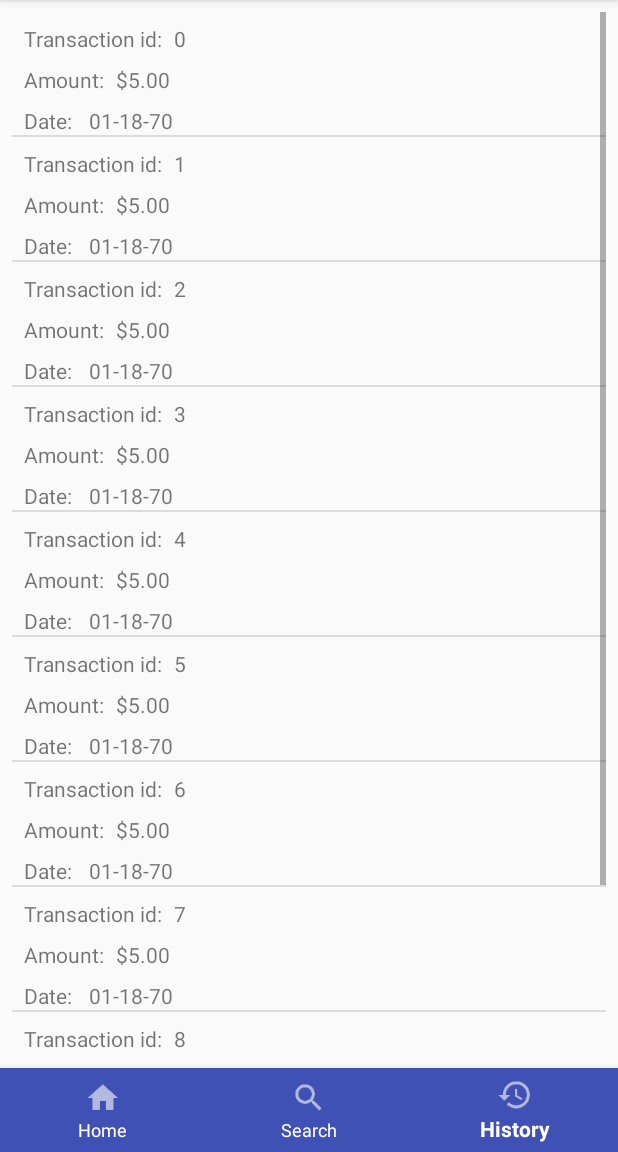
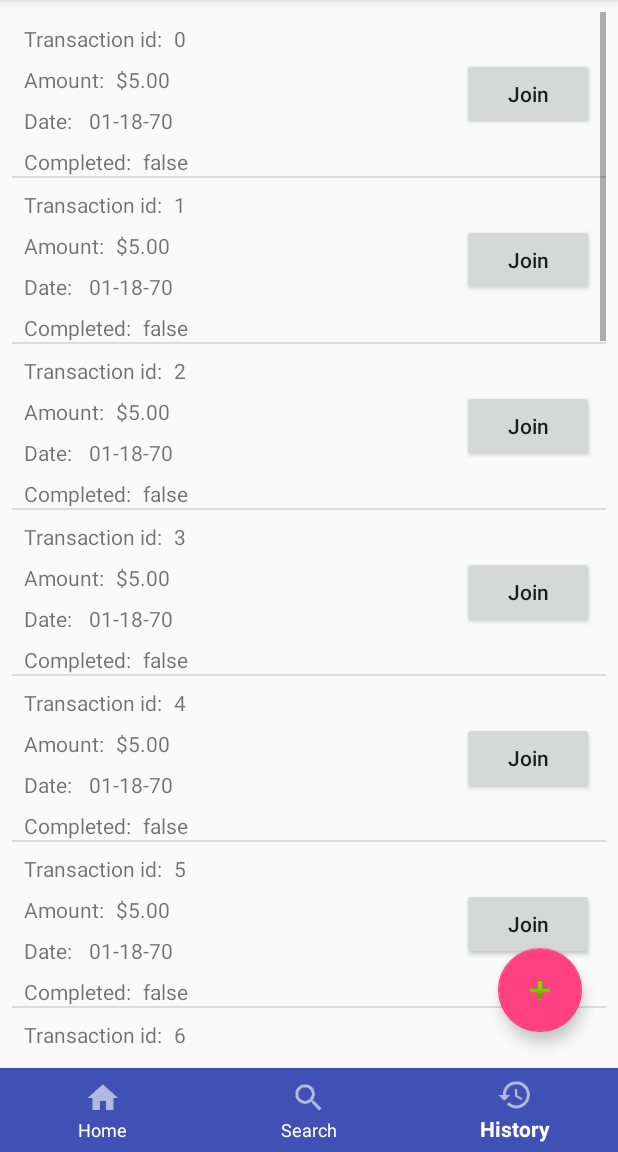
Before and after one commit to 11Derek11/CEN4020-SE, an Android app: the screen it shows after launch (MainActivity), item 3 of the bottom bar chosen, on a phone screen of 412 x 824 dp, the part 84-1236 px from its top. Run offline under Robolectric (Android 15) with nearby library versions, the phone set to English and light mode, and no system bars.

Commit message:
migrating from history to feed fragments. Working on new lottery interface

```diff
--- a/app/src/main/AndroidManifest.xml
+++ b/app/src/main/AndroidManifest.xml
@@ -11,8 +11,6 @@
         android:roundIcon="@mipmap/ic_launcher_round"
         android:supportsRtl="true"
         android:theme="@style/AppTheme">
-
-
         <activity android:name=".MainActivity">
             <intent-filter>
                 <action android:name="android.intent.action.MAIN" />
@@ -20,6 +18,8 @@
                 <category android:name="android.intent.category.LAUNCHER" />
             </intent-filter>
         </activity>
+        <activity android:name=".NewLottery"
+            android:parentActivityName=".MainActivity"></activity>
     </application>
 
 </manifest>
--- a/app/src/main/java/com/example/redent0r/ethernal/HomeFragment.java
+++ b/app/src/main/java/com/example/redent0r/ethernal/HomeFragment.java
@@ -16,8 +16,6 @@ import android.widget.TextView;
 
 public class HomeFragment extends Fragment {
 
-    private static HomeFragment instance = null;
-
     TextView tvAddress1;
     TextView tvAddress2;
 
@@ -28,13 +26,6 @@ public class HomeFragment extends Fragment {
     EditText etInput;
 
     GreetingClient greetingClient;
-
-    public static HomeFragment getInstance() {
-        if(instance == null) {
-            instance = new HomeFragment();
-        }
-        return instance;
-    }
 
     public void onCreate(Bundle savedInstanceState) {
         super.onCreate(savedInstanceState);
--- /dev/null
+++ b/app/src/main/java/com/example/redent0r/ethernal/Lottery.java
@@ -0,0 +1,42 @@
+package com.example.redent0r.ethernal;
+
+/**
+ * @author redent0r
+ *
+ */
+
+public class Lottery {
+    String id;
+    Double entryAmount;
+    String winnerId;
+    Boolean completed;
+    Long time;
+
+    public Lottery(String id, Double entryAmount, String winnerId, Boolean completed, Long time) {
+        this.id = id;
+        this.entryAmount = entryAmount;
+        this.winnerId = winnerId;
+        this.completed = completed;
+        this.time = time;
+    }
+
+    public String getId() {
+        return id;
+    }
+
+    public Double getEntryAmount() {
+        return entryAmount;
+    }
+
+    public String getWinnerId() {
+        return winnerId;
+    }
+
+    public Long getTime() {
+        return time;
+    }
+
+    public Boolean getCompleted() {
+        return completed;
+    }
+}
--- a/app/src/main/java/com/example/redent0r/ethernal/TransactionAdapter.java
+++ b/app/src/main/java/com/example/redent0r/ethernal/LotteryAdapter.java
@@ -20,14 +20,14 @@ import java.util.List;
  *
  */
 
-public class TransactionAdapter extends ArrayAdapter<Transaction> {
+public class LotteryAdapter extends ArrayAdapter<Lottery> {
 
-    private static final String TAG = TransactionAdapter.class.getSimpleName();
+    private static final String TAG = LotteryAdapter.class.getSimpleName();
 
     NumberFormat currencyFormater = NumberFormat.getCurrencyInstance(); // for currency format
     SimpleDateFormat sdf = new SimpleDateFormat("MM-dd-yy");
 
-    public TransactionAdapter(@NonNull Context context, int resource, @NonNull List<Transaction> objects) {
+    public LotteryAdapter(@NonNull Context context, int resource, @NonNull List<Lottery> objects) {
         super(context, resource, objects);
     }
 
@@ -38,7 +38,7 @@ public class TransactionAdapter extends ArrayAdapter<Transaction> {
     public View getView(int position, @Nullable View view, @NonNull ViewGroup parent) {
 
         if (view == null)
-            view = LayoutInflater.from(getContext()).inflate(R.layout.item_transaction, parent, false);
+            view = LayoutInflater.from(getContext()).inflate(R.layout.item_lottery, parent, false);
 
         TextView tvTransactionId = view.findViewById(R.id.tvTransactionId);
 
@@ -46,14 +46,18 @@ public class TransactionAdapter extends ArrayAdapter<Transaction> {
 
         TextView tvTime = view.findViewById(R.id.tvTime);
 
-        final Transaction transaction = getItem(position);
+        TextView tvCompleted = view.findViewById(R.id.tvCompleted);
 
-        Log.d(TAG, "getView: id: "+ transaction.getId());
+        final Lottery lottery = getItem(position);
 
-        tvTransactionId.setText(transaction.getId());
+        Log.d(TAG, "getView: id: "+ lottery.getId());
 
-        tvAmount.setText(currencyFormater.format(transaction.getAmount()));
-        tvTime.setText(sdf.format(new Date(transaction.getTime())));
+        tvTransactionId.setText(lottery.getId());
+
+        tvAmount.setText(currencyFormater.format(lottery.getEntryAmount()));
+        tvTime.setText(sdf.format(new Date(lottery.getTime())));
+
+        tvCompleted.setText(lottery.getCompleted() + "");
 
         return view;
     }
--- /dev/null
+++ b/app/src/main/java/com/example/redent0r/ethernal/LotteryFragment.java
@@ -0,0 +1,61 @@
+package com.example.redent0r.ethernal;
+
+import android.content.Intent;
+import android.os.Bundle;
+import android.support.design.widget.FloatingActionButton;
+import android.support.v4.app.Fragment;
+import android.view.LayoutInflater;
+import android.view.View;
+import android.view.ViewGroup;
+import android.widget.ListView;
+
+import java.util.ArrayList;
+import java.util.List;
+
+/**
+ * @author redent0r
+ *
+ */
+public class LotteryFragment extends Fragment {
+
+    private static final String TAG = LotteryFragment.class.getName();
+
+    ListView lvHistory;
+    LotteryAdapter lotteryAdapter;
+
+    List<Lottery> lotteryList = new ArrayList<>();
+
+    @Override
+    public View onCreateView(LayoutInflater inflater, ViewGroup container,
+                             Bundle savedInstanceState) {
+        // Inflate the layout for this fragment
+        View v = inflater.inflate(R.layout.fragment_lottery, container, false);
+
+        lvHistory = (ListView) v.findViewById(R.id.lvHistory);
+
+        testLvHistory();
+
+        lotteryAdapter = new LotteryAdapter(getContext(), R.layout.item_lottery, lotteryList);
+
+        lvHistory.setAdapter(lotteryAdapter);
+
+        ((FloatingActionButton)v.findViewById(R.id.floatingActionButton))
+                .setOnClickListener(new View.OnClickListener() {
+            @Override
+            public void onClick(View view) {
+                Intent intent = new Intent(getActivity().getApplicationContext(), NewLottery.class);
+                startActivity(intent);
+            }
+        });
+
+        return v;
+    }
+
+    private void testLvHistory() {
+        for(int i = 0; i < 10; ++i) {
+            String id = new String(i + "");
+            lotteryList.add(
+                    new Lottery(id, 5D, "w", false, 1520543308L));
+        }
+    }
+}
--- a/app/src/main/java/com/example/redent0r/ethernal/MainActivity.java
+++ b/app/src/main/java/com/example/redent0r/ethernal/MainActivity.java
@@ -1,13 +1,10 @@
 package com.example.redent0r.ethernal;
 
-import android.content.Intent;
 import android.support.annotation.NonNull;
 import android.support.design.widget.BottomNavigationView;
 import android.support.v7.app.AppCompatActivity;
 import android.os.Bundle;
 import android.view.MenuItem;
-
-import java.io.IOException;
 
 /**
  * @author redent0r
@@ -17,7 +14,9 @@ import java.io.IOException;
 public class MainActivity extends AppCompatActivity {
 
     BottomNavigationView bottomNavigationView;
-    HomeFragment homeFragment = HomeFragment.getInstance();
+    HomeFragment homeFragment = new HomeFragment();
+    SearchFragment searchFragment = new SearchFragment();
+    LotteryFragment lotteryFragment = new LotteryFragment();
 
     @Override
     protected void onCreate(Bundle savedInstanceState) {
@@ -29,17 +28,7 @@ public class MainActivity extends AppCompatActivity {
 
         // initial fragment transaction. default = home
         android.support.v4.app.FragmentManager fragmentManager = getSupportFragmentManager();
-        fragmentManager.beginTransaction().add(R.id.home_container, HomeFragment.getInstance()).commit();
-
-
-        /*
-        try {
-            Thread greetingServer = new GreetingServer(this);
-            greetingServer.start();
-        } catch (IOException e) {
-            e.printStackTrace();
-        }
-        */
+        fragmentManager.beginTransaction().add(R.id.home_container, lotteryFragment).commit();
     }
 
     private void setUpBottomNav(BottomNavigationView bmv) {
@@ -49,13 +38,13 @@ public class MainActivity extends AppCompatActivity {
                 android.support.v4.app.FragmentManager fragmentManager = getSupportFragmentManager();
                 switch (item.getItemId()) {
                     case R.id.action_home:
-                        fragmentManager.beginTransaction().replace(R.id.home_container, homeFragment).commit();
+                        //fragmentManager.beginTransaction().replace(R.id.home_container, homeFragment).commit();
                         return true;
                     case R.id.action_search:
-                        fragmentManager.beginTransaction().replace(R.id.home_container, new SearchFragment()).commit();
+                        fragmentManager.beginTransaction().replace(R.id.home_container, searchFragment).commit();
                         return true;
                     case R.id.action_history:
-                        fragmentManager.beginTransaction().replace(R.id.home_container, new TransactionFragment()).commit();
+                        fragmentManager.beginTransaction().replace(R.id.home_container, lotteryFragment).commit();
                         return true;
                     default:
                         return false;
--- a/app/src/main/java/com/example/redent0r/ethernal/Transaction.java
+++ /dev/null
@@ -1,52 +0,0 @@
-package com.example.redent0r.ethernal;
-
-/**
- * @author redent0r
- *
- */
-
-public class Transaction {
-    String id;
-    Double amount;
-    String winnerId;
-    Long time;
-
-    public Transaction(String id, Double amount, String winnerId, Long time) {
-        this.id = id;
-        this.amount = amount;
-        this.winnerId = winnerId;
-        this.time = time;
-    }
-
-    public String getId() {
-        return id;
-    }
-
-    public void setId(String id) {
-        this.id = id;
-    }
-
-    public Double getAmount() {
-        return amount;
-    }
-
-    public void setAmount(Double amount) {
-        this.amount = amount;
-    }
-
-    public String getWinnerId() {
-        return winnerId;
-    }
-
-    public void setWinnerId(String winnerId) {
-        this.winnerId = winnerId;
-    }
-
-    public Long getTime() {
-        return time;
-    }
-
-    public void setTime(Long time) {
-        this.time = time;
-    }
-}
--- a/app/src/main/java/com/example/redent0r/ethernal/TransactionFragment.java
+++ /dev/null
@@ -1,51 +0,0 @@
-package com.example.redent0r.ethernal;
-
-import android.os.Bundle;
-import android.support.v4.app.Fragment;
-import android.view.LayoutInflater;
-import android.view.View;
-import android.view.ViewGroup;
-import android.widget.ListView;
-
-import java.util.ArrayList;
-import java.util.List;
-
-/**
- * @author redent0r
- *
-
- */
-public class TransactionFragment extends Fragment {
-
-    private static final String TAG = TransactionFragment.class.getName();
-
-    ListView lvHistory;
-    TransactionAdapter transactionAdapter;
-
-    List<Transaction> transactionList = new ArrayList<>();
-
-    @Override
-    public View onCreateView(LayoutInflater inflater, ViewGroup container,
-                             Bundle savedInstanceState) {
-        // Inflate the layout for this fragment
-        View v = inflater.inflate(R.layout.fragment_history, container, false);
-
-        lvHistory = (ListView) v.findViewById(R.id.lvHistory);
-
-        testLvHistory();
-
-        transactionAdapter = new TransactionAdapter(getContext(), R.layout.item_transaction, transactionList);
-
-        lvHistory.setAdapter(transactionAdapter);
-
-        return v;
-    }
-
-    private void testLvHistory() {
-        for(int i = 0; i < 10; ++i) {
-            String id = new String(i + "");
-            transactionList.add(
-                    new Transaction(id, 5D, "w", 1520543308L));
-        }
-    }
-}
--- a/app/src/main/res/layout/fragment_history.xml
+++ b/app/src/main/res/layout/fragment_lottery.xml
@@ -3,7 +3,7 @@
     xmlns:tools="http://schemas.android.com/tools"
     android:layout_width="match_parent"
     android:layout_height="match_parent"
-    tools:context="com.example.redent0r.ethernal.TransactionFragment">
+    tools:context="com.example.redent0r.ethernal.LotteryFragment">
 
     <!-- TODO: Update blank fragment layout -->
 
@@ -19,4 +19,15 @@
         app:layout_constraintEnd_toEndOf="parent"
         app:layout_constraintStart_toStartOf="parent"
         app:layout_constraintTop_toTopOf="parent" />
+
+    <android.support.design.widget.FloatingActionButton
+        android:id="@+id/floatingActionButton"
+        android:layout_width="wrap_content"
+        android:layout_height="wrap_content"
+        android:layout_marginBottom="24dp"
+        android:layout_marginEnd="24dp"
+        android:clickable="true"
+        android:src="@android:drawable/ic_input_add"
+        app:layout_constraintBottom_toBottomOf="parent"
+        app:layout_constraintEnd_toEndOf="parent" />
 </android.support.constraint.ConstraintLayout>
--- a/app/src/main/res/layout/item_transaction.xml
+++ b/app/src/main/res/layout/item_lottery.xml
@@ -13,7 +13,7 @@
         android:layout_marginStart="8dp"
         app:layout_constraintBaseline_toBaselineOf="@+id/textView3"
         app:layout_constraintStart_toEndOf="@+id/textView3"
-        tools:text="transaction-id" />
+        tools:text="lottery-id" />
 
     <TextView
         android:id="@+id/tvAmount"
@@ -62,4 +62,36 @@
         android:text="Date: "
         app:layout_constraintStart_toStartOf="parent"
         app:layout_constraintTop_toBottomOf="@+id/textView4" />
+
+    <TextView
+        android:id="@+id/textView7"
+        android:layout_width="wrap_content"
+        android:layout_height="wrap_content"
+        android:layout_marginStart="8dp"
+        android:layout_marginTop="8dp"
+        android:text="Completed:"
+        app:layout_constraintStart_toStartOf="parent"
+        app:layout_constraintTop_toBottomOf="@+id/textView5" />
+
+    <TextView
+        android:id="@+id/tvCompleted"
+        android:layout_width="wrap_content"
+        android:layout_height="wrap_content"
+        android:layout_marginStart="8dp"
+        app:layout_constraintBaseline_toBaselineOf="@+id/textView7"
+        app:layout_constraintStart_toEndOf="@+id/textView7"
+        tools:text="0" />
+
+    <Button
+        android:id="@+id/btnJoin"
+        android:layout_width="wrap_content"
+        android:layout_height="wrap_content"
+        android:layout_marginBottom="8dp"
+        android:layout_marginEnd="8dp"
+        android:layout_marginTop="8dp"
+        android:text="Join"
+        android:textAllCaps="false"
+        app:layout_constraintBottom_toBottomOf="parent"
+        app:layout_constraintEnd_toEndOf="parent"
+        app:layout_constraintTop_toTopOf="parent" />
 </android.support.constraint.ConstraintLayout>
```
Also changed, not shown: app/src/main/java/com/example/redent0r/ethernal/NewLottery.java (added, +16 -0 lines), app/src/main/res/layout/activity_new_lottery.xml (added, +43 -0 lines).
